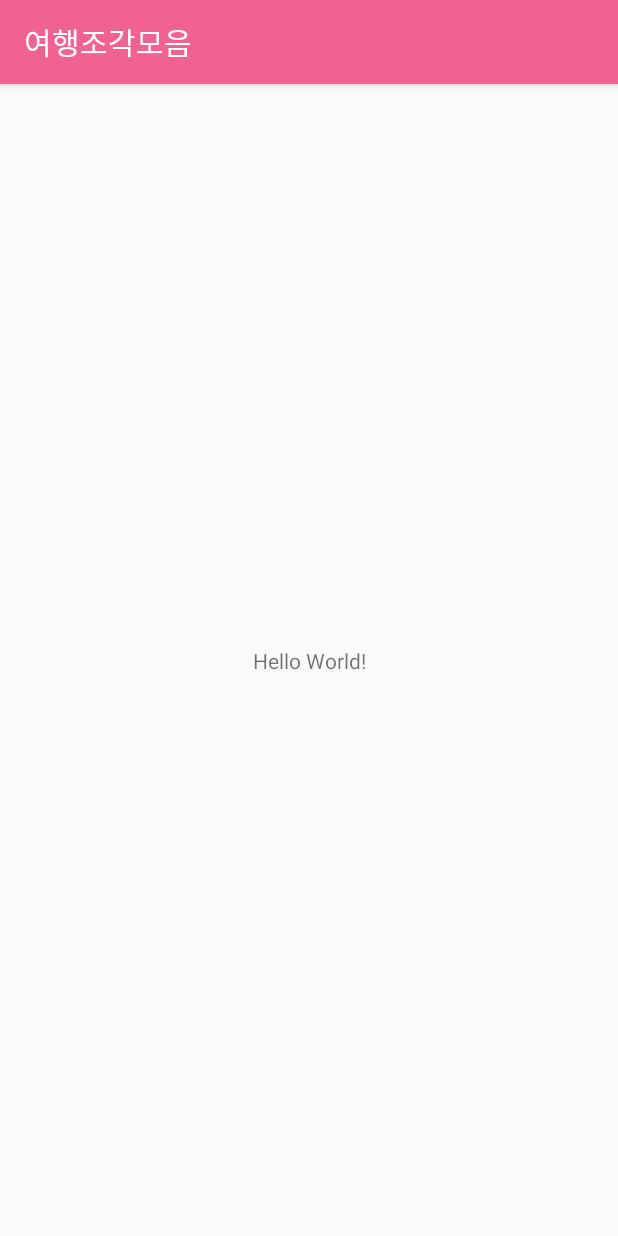
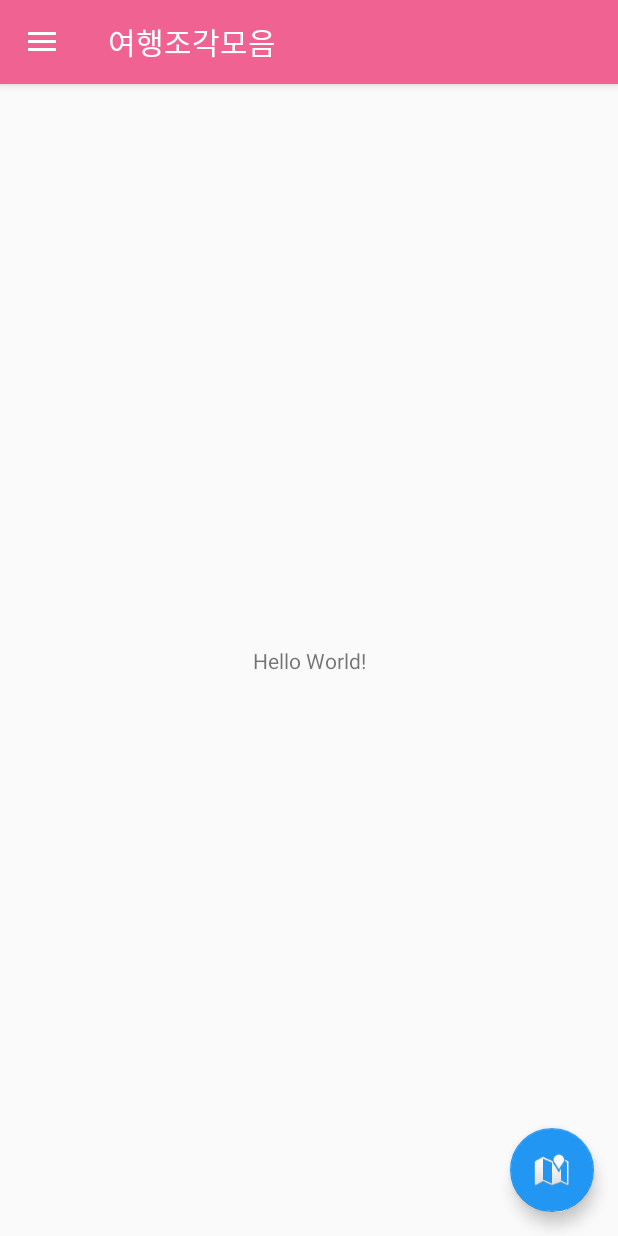
Before and after one commit to kyunbaragi/PieceCollector, an Android app: the screen it shows after launch (MainActivity), on a phone screen of 412 x 824 dp. Run offline under Robolectric (Android 15) with nearby library versions, the phone set to English and light mode, and no system bars.

Commit message:
기본 Activity layout파일 생성 NavigationView 구현, LightGray 색상 수정

```diff
--- a/app/build.gradle
+++ b/app/build.gradle
@@ -27,4 +27,6 @@ dependencies {
     compile 'com.android.support:appcompat-v7:25.3.1'
     compile 'com.android.support.constraint:constraint-layout:1.0.2'
     testCompile 'junit:junit:4.12'
+    compile 'com.android.support:support-v4:25.3.1'
+    compile 'com.android.support:design:25.3.1'
 }
--- a/app/src/main/java/com/yunkyun/piececollector/MainActivity.java
+++ b/app/src/main/java/com/yunkyun/piececollector/MainActivity.java
@@ -1,13 +1,78 @@
 package com.yunkyun.piececollector;
 
+import android.os.Bundle;
+import android.support.design.widget.FloatingActionButton;
+import android.support.design.widget.NavigationView;
+import android.support.design.widget.Snackbar;
+import android.support.v4.view.GravityCompat;
+import android.support.v4.widget.DrawerLayout;
+import android.support.v7.app.ActionBarDrawerToggle;
 import android.support.v7.app.AppCompatActivity;
-import android.os.Bundle;
+import android.support.v7.widget.Toolbar;
+import android.view.MenuItem;
+import android.view.View;
 
-public class MainActivity extends AppCompatActivity {
+public class MainActivity extends AppCompatActivity
+        implements NavigationView.OnNavigationItemSelectedListener {
 
     @Override
     protected void onCreate(Bundle savedInstanceState) {
         super.onCreate(savedInstanceState);
         setContentView(R.layout.activity_main);
+
+        Toolbar toolbar = (Toolbar) findViewById(R.id.toolbar);
+        setSupportActionBar(toolbar);
+
+        FloatingActionButton fab = (FloatingActionButton) findViewById(R.id.fab);
+        fab.setOnClickListener(new View.OnClickListener() {
+            @Override
+            public void onClick(View view) {
+                Snackbar.make(view, "Replace with your own action", Snackbar.LENGTH_LONG)
+                        .setAction("Action", null).show();
+            }
+        });
+
+        DrawerLayout drawer = (DrawerLayout) findViewById(R.id.drawer_layout);
+        ActionBarDrawerToggle toggle = new ActionBarDrawerToggle(
+                this, drawer, toolbar, R.string.navigation_drawer_open, R.string.navigation_drawer_close);
+        drawer.addDrawerListener(toggle);
+        toggle.syncState();
+
+        NavigationView navigationView = (NavigationView) findViewById(R.id.nav_view);
+        navigationView.setNavigationItemSelectedListener(this);
+    }
+
+    @Override
+    public void onBackPressed() {
+        DrawerLayout drawer = (DrawerLayout) findViewById(R.id.drawer_layout);
+
+        if (drawer.isDrawerOpen(GravityCompat.START)) {
+            drawer.closeDrawer(GravityCompat.START);
+        } else {
+            super.onBackPressed();
+        }
+    }
+
+    @Override
+    public boolean onNavigationItemSelected(MenuItem item) {
+        int id = item.getItemId();
+
+        switch (id) {
+            case R.id.nav_home:
+                    break;
+            case R.id.nav_history:
+                break;
+            case R.id.nav_badge:
+                break;
+            case R.id.nav_setting:
+                break;
+            default:
+                break;
+        }
+
+        DrawerLayout drawer = (DrawerLayout) findViewById(R.id.drawer_layout);
+        drawer.closeDrawer(GravityCompat.START);
+
+        return false;
     }
 }
--- /dev/null
+++ b/app/src/main/res/drawable/bg_menu_item.xml
@@ -0,0 +1,17 @@
+<?xml version="1.0" encoding="utf-8"?>
+<layer-list xmlns:android="http://schemas.android.com/apk/res/android">
+    <item
+        android:bottom="0dp">
+        <shape android:shape="rectangle">
+            <stroke
+                android:color="@color/Divider"
+                android:width="1dp" />
+        </shape>
+    </item>
+    <item
+        android:bottom="1dp">
+        <shape android:shape="rectangle">
+            <solid android:color="@color/LightGray"/>
+        </shape>
+    </item>
+</layer-list>
--- /dev/null
+++ b/app/src/main/res/drawable/ic_badge.xml
@@ -0,0 +1,9 @@
+<vector xmlns:android="http://schemas.android.com/apk/res/android"
+        android:width="24dp"
+        android:height="24dp"
+        android:viewportWidth="24.0"
+        android:viewportHeight="24.0">
+    <path
+        android:fillColor="#FF000000"
+        android:pathData="M4,6L2,6v14c0,1.1 0.9,2 2,2h14v-2L4,20L4,6zM20,2L8,2c-1.1,0 -2,0.9 -2,2v12c0,1.1 0.9,2 2,2h12c1.1,0 2,-0.9 2,-2L22,4c0,-1.1 -0.9,-2 -2,-2zM20,12l-2.5,-1.5L15,12L15,4h5v8z"/>
+</vector>
--- /dev/null
+++ b/app/src/main/res/drawable/ic_history.xml
@@ -0,0 +1,9 @@
+<vector xmlns:android="http://schemas.android.com/apk/res/android"
+        android:width="24dp"
+        android:height="24dp"
+        android:viewportWidth="24.0"
+        android:viewportHeight="24.0">
+    <path
+        android:fillColor="#FF000000"
+        android:pathData="M13,3c-4.97,0 -9,4.03 -9,9L1,12l3.89,3.89 0.07,0.14L9,12L6,12c0,-3.87 3.13,-7 7,-7s7,3.13 7,7 -3.13,7 -7,7c-1.93,0 -3.68,-0.79 -4.94,-2.06l-1.42,1.42C8.27,19.99 10.51,21 13,21c4.97,0 9,-4.03 9,-9s-4.03,-9 -9,-9zM12,8v5l4.28,2.54 0.72,-1.21 -3.5,-2.08L13.5,8L12,8z"/>
+</vector>
--- /dev/null
+++ b/app/src/main/res/drawable/ic_home.xml
@@ -0,0 +1,9 @@
+<vector xmlns:android="http://schemas.android.com/apk/res/android"
+        android:width="24dp"
+        android:height="24dp"
+        android:viewportWidth="24.0"
+        android:viewportHeight="24.0">
+    <path
+        android:fillColor="#FF000000"
+        android:pathData="M10,20v-6h4v6h5v-8h3L12,3 2,12h3v8z"/>
+</vector>
--- /dev/null
+++ b/app/src/main/res/drawable/ic_setting.xml
@@ -0,0 +1,9 @@
+<vector xmlns:android="http://schemas.android.com/apk/res/android"
+        android:width="24dp"
+        android:height="24dp"
+        android:viewportWidth="24.0"
+        android:viewportHeight="24.0">
+    <path
+        android:fillColor="#FF000000"
+        android:pathData="M19.43,12.98c0.04,-0.32 0.07,-0.64 0.07,-0.98s-0.03,-0.66 -0.07,-0.98l2.11,-1.65c0.19,-0.15 0.24,-0.42 0.12,-0.64l-2,-3.46c-0.12,-0.22 -0.39,-0.3 -0.61,-0.22l-2.49,1c-0.52,-0.4 -1.08,-0.73 -1.69,-0.98l-0.38,-2.65C14.46,2.18 14.25,2 14,2h-4c-0.25,0 -0.46,0.18 -0.49,0.42l-0.38,2.65c-0.61,0.25 -1.17,0.59 -1.69,0.98l-2.49,-1c-0.23,-0.09 -0.49,0 -0.61,0.22l-2,3.46c-0.13,0.22 -0.07,0.49 0.12,0.64l2.11,1.65c-0.04,0.32 -0.07,0.65 -0.07,0.98s0.03,0.66 0.07,0.98l-2.11,1.65c-0.19,0.15 -0.24,0.42 -0.12,0.64l2,3.46c0.12,0.22 0.39,0.3 0.61,0.22l2.49,-1c0.52,0.4 1.08,0.73 1.69,0.98l0.38,2.65c0.03,0.24 0.24,0.42 0.49,0.42h4c0.25,0 0.46,-0.18 0.49,-0.42l0.38,-2.65c0.61,-0.25 1.17,-0.59 1.69,-0.98l2.49,1c0.23,0.09 0.49,0 0.61,-0.22l2,-3.46c0.12,-0.22 0.07,-0.49 -0.12,-0.64l-2.11,-1.65zM12,15.5c-1.93,0 -3.5,-1.57 -3.5,-3.5s1.57,-3.5 3.5,-3.5 3.5,1.57 3.5,3.5 -1.57,3.5 -3.5,3.5z"/>
+</vector>
--- /dev/null
+++ b/app/src/main/res/layout/activity_login.xml
@@ -0,0 +1,6 @@
+<?xml version="1.0" encoding="utf-8"?>
+<LinearLayout xmlns:android="http://schemas.android.com/apk/res/android"
+    android:orientation="vertical" android:layout_width="match_parent"
+    android:layout_height="match_parent">
+
+</LinearLayout>
--- a/app/src/main/res/layout/activity_main.xml
+++ b/app/src/main/res/layout/activity_main.xml
@@ -1,18 +1,50 @@
 <?xml version="1.0" encoding="utf-8"?>
-<android.support.constraint.ConstraintLayout xmlns:android="http://schemas.android.com/apk/res/android"
+<android.support.v4.widget.DrawerLayout xmlns:android="http://schemas.android.com/apk/res/android"
     xmlns:app="http://schemas.android.com/apk/res-auto"
     xmlns:tools="http://schemas.android.com/tools"
+    android:id="@+id/drawer_layout"
     android:layout_width="match_parent"
     android:layout_height="match_parent"
-    tools:context="com.yunkyun.piececollector.MainActivity">
+    android:fitsSystemWindows="true"
+    tools:openDrawer="start">
 
-    <TextView
+    <include
+        layout="@layout/app_bar_main"
+        android:layout_width="match_parent"
+        android:layout_height="match_parent" />
+
+    <android.support.design.widget.NavigationView
+        android:id="@+id/nav_view"
         android:layout_width="wrap_content"
-        android:layout_height="wrap_content"
-        android:text="Hello World!"
-        app:layout_constraintBottom_toBottomOf="parent"
-        app:layout_constraintLeft_toLeftOf="parent"
-        app:layout_constraintRight_toRightOf="parent"
-        app:layout_constraintTop_toTopOf="parent" />
+        android:layout_height="match_parent"
+        android:layout_gravity="start"
+        android:fitsSystemWindows="true"
+        app:itemBackground="@drawable/bg_menu_item"
+        app:itemTextColor="@color/SecondaryTextBlack"
+        app:headerLayout="@layout/nav_header_main"
+        app:menu="@menu/activity_main_drawer" />
 
-</android.support.constraint.ConstraintLayout>
+    <!--<android.support.design.widget.NavigationView
+        android:id="@+id/nav_view"
+        android:layout_width="wrap_content"
+        android:layout_height="match_parent"
+        android:layout_gravity="start"
+        android:fitsSystemWindows="true">
+
+        <LinearLayout
+            android:layout_width="match_parent"
+            android:layout_height="match_parent"
+            android:orientation="vertical">
+
+            <include layout="@layout/nav_header_main" />
+
+            <ListView
+                android:id="@+id/lst_menu_items"
+                android:layout_width="match_parent"
+                android:layout_height="0dp"
+                android:layout_weight="1">
+            </ListView>
+        </LinearLayout>
+    </android.support.design.widget.NavigationView>-->
+
+</android.support.v4.widget.DrawerLayout>
--- /dev/null
+++ b/app/src/main/res/layout/activity_map.xml
@@ -0,0 +1,6 @@
+<?xml version="1.0" encoding="utf-8"?>
+<LinearLayout xmlns:android="http://schemas.android.com/apk/res/android"
+    android:orientation="vertical" android:layout_width="match_parent"
+    android:layout_height="match_parent">
+
+</LinearLayout>
--- /dev/null
+++ b/app/src/main/res/layout/activity_splash.xml
@@ -0,0 +1,6 @@
+<?xml version="1.0" encoding="utf-8"?>
+<LinearLayout xmlns:android="http://schemas.android.com/apk/res/android"
+    android:orientation="vertical" android:layout_width="match_parent"
+    android:layout_height="match_parent">
+
+</LinearLayout>
--- /dev/null
+++ b/app/src/main/res/layout/app_bar_main.xml
@@ -0,0 +1,32 @@
+<?xml version="1.0" encoding="utf-8"?>
+<android.support.design.widget.CoordinatorLayout xmlns:android="http://schemas.android.com/apk/res/android"
+    xmlns:app="http://schemas.android.com/apk/res-auto"
+    xmlns:tools="http://schemas.android.com/tools"
+    android:layout_width="match_parent"
+    android:layout_height="match_parent"
+    tools:context="com.yunkyun.piececollector.MainActivity">
+
+    <android.support.design.widget.AppBarLayout
+        android:layout_width="match_parent"
+        android:layout_height="wrap_content"
+        android:theme="@style/AppTheme.AppBarOverlay">
+
+        <android.support.v7.widget.Toolbar
+            android:id="@+id/toolbar"
+            android:layout_width="match_parent"
+            android:layout_height="?attr/actionBarSize"
+            android:background="?attr/colorPrimary" />
+
+    </android.support.design.widget.AppBarLayout>
+
+    <include layout="@layout/content_main" />
+
+    <android.support.design.widget.FloatingActionButton
+        android:id="@+id/fab"
+        android:layout_width="wrap_content"
+        android:layout_height="wrap_content"
+        android:layout_gravity="bottom|end"
+        android:layout_margin="@dimen/fab_margin"
+        app:srcCompat="@android:drawable/ic_dialog_map" />
+
+</android.support.design.widget.CoordinatorLayout>
--- /dev/null
+++ b/app/src/main/res/layout/content_main.xml
@@ -0,0 +1,20 @@
+<?xml version="1.0" encoding="utf-8"?>
+<android.support.constraint.ConstraintLayout xmlns:android="http://schemas.android.com/apk/res/android"
+    xmlns:app="http://schemas.android.com/apk/res-auto"
+    xmlns:tools="http://schemas.android.com/tools"
+    android:layout_width="match_parent"
+    android:layout_height="match_parent"
+    app:layout_behavior="@string/appbar_scrolling_view_behavior"
+    tools:context="com.yunkyun.piececollector.MainActivity"
+    tools:showIn="@layout/app_bar_main">
+
+    <TextView
+        android:layout_width="wrap_content"
+        android:layout_height="wrap_content"
+        android:text="Hello World!"
+        app:layout_constraintBottom_toBottomOf="parent"
+        app:layout_constraintLeft_toLeftOf="parent"
+        app:layout_constraintRight_toRightOf="parent"
+        app:layout_constraintTop_toTopOf="parent" />
+
+</android.support.constraint.ConstraintLayout>
--- /dev/null
+++ b/app/src/main/res/menu/activity_main_drawer.xml
@@ -0,0 +1,23 @@
+<?xml version="1.0" encoding="utf-8"?>
+<menu xmlns:android="http://schemas.android.com/apk/res/android">
+
+    <group android:checkableBehavior="single">
+        <item
+            android:id="@+id/nav_home"
+            android:icon="@drawable/ic_home"
+            android:title="home" />
+        <item
+            android:id="@+id/nav_history"
+            android:icon="@drawable/ic_history"
+            android:title="history" />
+        <item
+            android:id="@+id/nav_badge"
+            android:icon="@drawable/ic_badge"
+            android:title="badge" />
+        <item
+            android:id="@+id/nav_setting"
+            android:icon="@drawable/ic_setting"
+            android:title="setting" />
+    </group>
+
+</menu>
--- a/app/src/main/res/values/colors.xml
+++ b/app/src/main/res/values/colors.xml
@@ -11,7 +11,8 @@
     <!--PieceCollector's Background colors-->
     <color name="White">#FFFFFF</color>
     <color name="Black">#000000</color>
-    <color name="LightGray">#F2F2F2</color>
+    <color name="LightGray">#fafafa</color>
+    <!--<color name="LightGray">#F2F2F2</color>-->
 
     <!--PieceCollector's Text colors-->
     <color name="PrimaryTextBlack">#212121</color>
--- a/app/src/main/res/values/strings.xml
+++ b/app/src/main/res/values/strings.xml
@@ -1,3 +1,5 @@
 <resources>
     <string name="app_name">여행조각모음</string>
+    <string name="navigation_drawer_open">Open navigation drawer</string>
+    <string name="navigation_drawer_close">Close navigation drawer</string>
 </resources>
--- a/app/src/main/res/values/styles.xml
+++ b/app/src/main/res/values/styles.xml
@@ -1,11 +1,14 @@
 <resources>
 
     <!-- Base application theme. -->
-    <style name="AppTheme" parent="Theme.AppCompat.Light.DarkActionBar">
+    <style name="AppTheme" parent="Theme.AppCompat.Light.NoActionBar">
         <!-- Customize your theme here. -->
         <item name="colorPrimary">@color/colorPrimary</item>
         <item name="colorPrimaryDark">@color/colorPrimaryDark</item>
         <item name="colorAccent">@color/colorAccent</item>
     </style>
 
+    <style name="AppTheme.AppBarOverlay" parent="ThemeOverlay.AppCompat.Dark.ActionBar" />
+    <style name="AppTheme.PopupOverlay" parent="ThemeOverlay.AppCompat.Light" />
+
 </resources>
```
Also changed, not shown: app/src/main/res/drawable/side_nav_bar.xml (added, +10 -0 lines), app/src/main/res/layout/nav_header_main.xml (added, +41 -0 lines), app/src/main/res/values/dimens.xml (added, +8 -0 lines).
